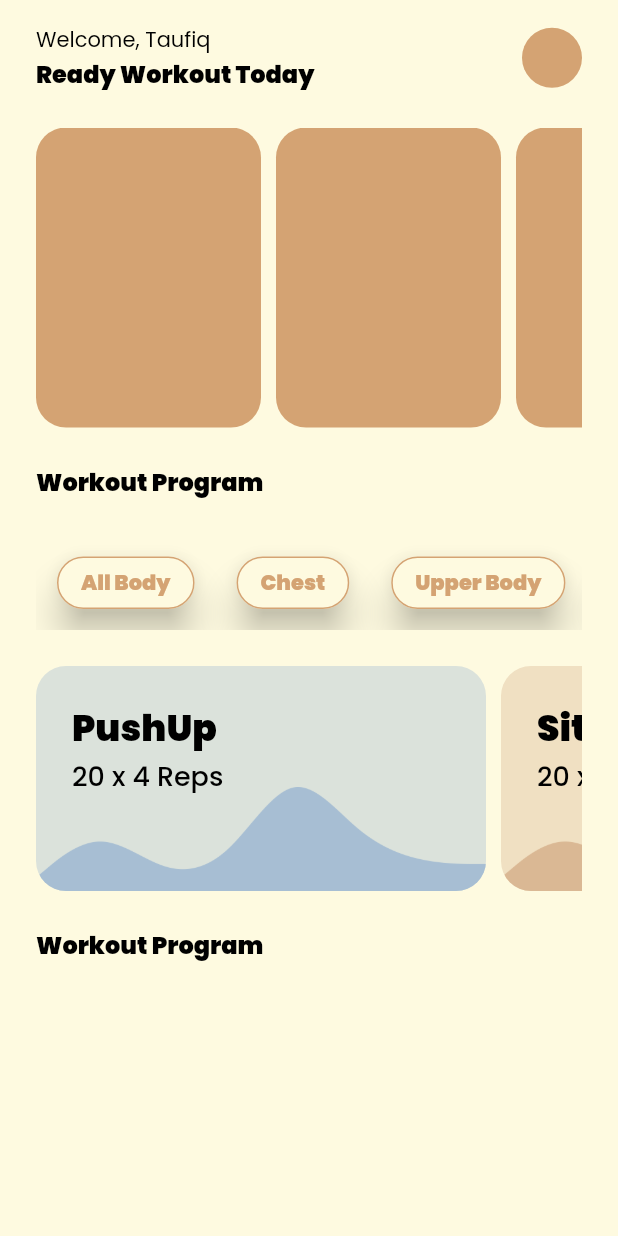
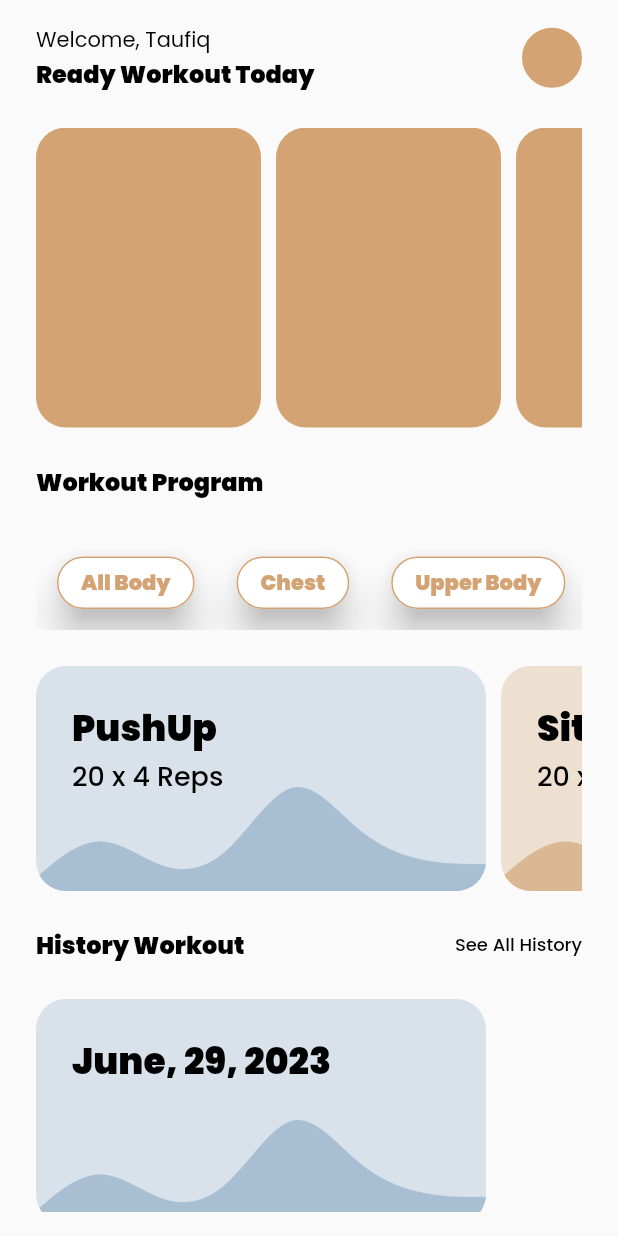
Before and after one commit to taufiqalfianto/pushup_counter, a Flutter app: the screen it shows after launch, on a phone screen of 412 x 824 dp. Run offline on Flutter 3.47's test engine with Material 2 defaults, Android fonts, the phone set to English and light mode, and no system bars; drawn by our look-alikes of custom_radio_grouped_button; our stand-ins replace google_fonts, permission_handler; missing offline and left inert: body_detection.

Commit message:
changes, add ui

```diff
--- a/lib/homepage/homepage.dart
+++ b/lib/homepage/homepage.dart
@@ -1,18 +1,21 @@
 import 'package:custom_radio_grouped_button/custom_radio_grouped_button.dart';
 import 'package:flutter/material.dart';
+import 'package:pushup_counter/historypage/historypage.dart';
 import 'package:pushup_counter/homepage/widget/containerheight.dart';
 import 'package:pushup_counter/homepage/widget/containerwidth.dart';
 import 'package:pushup_counter/pushup/pushuppage.dart';
 import 'package:pushup_counter/theme.dart';
+import 'package:intl/intl.dart';
 
+// ignore: must_be_immutable
 class HomePage extends StatelessWidget {
-  const HomePage({super.key});
+  var date = DateFormat("MMMM, dd, yyyy").format(DateTime.now());
+  HomePage({super.key});
 
   @override
   Widget build(BuildContext context) {
     return SafeArea(
       child: Scaffold(
-        backgroundColor: lightbase,
         body: Padding(
           padding: const EdgeInsets.symmetric(vertical: 16, horizontal: 24),
           child: ListView(
@@ -96,15 +99,15 @@ class HomePage extends StatelessWidget {
               ),
               CustomCheckBoxGroup(
                 buttonTextStyle: ButtonTextStyle(
-                  selectedColor: basechoco,
+                  selectedColor: lightbase,
                   unSelectedColor: basechoco,
                   textStyle:
                       blacktextstyle.copyWith(fontSize: 14, fontWeight: bold),
                 ),
-                unSelectedColor: lightbase,
-                selectedBorderColor: lightbase,
+                unSelectedColor: Colors.white,
+                selectedBorderColor: Colors.white,
                 unSelectedBorderColor: basechoco,
-                selectedColor: lightgreen,
+                selectedColor: basechoco,
                 buttonLables: [
                   "All Body",
                   "Chest",
@@ -175,12 +178,34 @@ class HomePage extends StatelessWidget {
               SizedBox(
                 height: 24,
               ),
-              Text(
-                'Workout Program',
-                style: blacktextstyle.copyWith(
-                  fontSize: 16,
-                  fontWeight: bold,
-                ),
+              Row(
+                children: [
+                  Text(
+                    'History Workout',
+                    style: blacktextstyle.copyWith(
+                      fontSize: 16,
+                      fontWeight: bold,
+                    ),
+                  ),
+                  Spacer(),
+                  GestureDetector(
+                    onTap: () {
+                      Navigator.push(
+                        context,
+                        MaterialPageRoute(
+                          builder: (context) => HistoryPage(),
+                        ),
+                      );
+                    },
+                    child: Text(
+                      'See All History',
+                      style: blacktextstyle.copyWith(
+                        fontSize: 12,
+                        fontWeight: medium,
+                      ),
+                    ),
+                  ),
+                ],
               ),
               SizedBox(
                 height: 24,
@@ -188,7 +213,14 @@ class HomePage extends StatelessWidget {
               SingleChildScrollView(
                 scrollDirection: Axis.horizontal,
                 child: Row(
-                  children: [],
+                  children: [
+                    ContainerWidth(
+                      bgimage: 'images/Vector-1.png',
+                      bgcolor: wavebase3,
+                      title: date,
+                      reps: '',
+                    ),
+                  ],
                 ),
               ),
 
--- a/lib/homepage/widget/containerwidth.dart
+++ b/lib/homepage/widget/containerwidth.dart
@@ -42,7 +42,7 @@ class ContainerWidth extends StatelessWidget {
               ),
             ),
             Text(
-             reps,
+              reps,
               style: blacktextstyle.copyWith(
                 fontSize: 18,
                 fontWeight: medium,
--- a/pubspec.yaml
+++ b/pubspec.yaml
@@ -43,6 +43,7 @@ dependencies:
   google_fonts: ^5.1.0
   banner_carousel: ^1.2.1
   custom_radio_grouped_button: ^2.1.2+2
+  intl: ^0.17.0
 
 dev_dependencies:
   flutter_test:
```
Also changed, not shown: lib/historypage/historypage.dart (added, +64 -0 lines), pubspec.lock.
